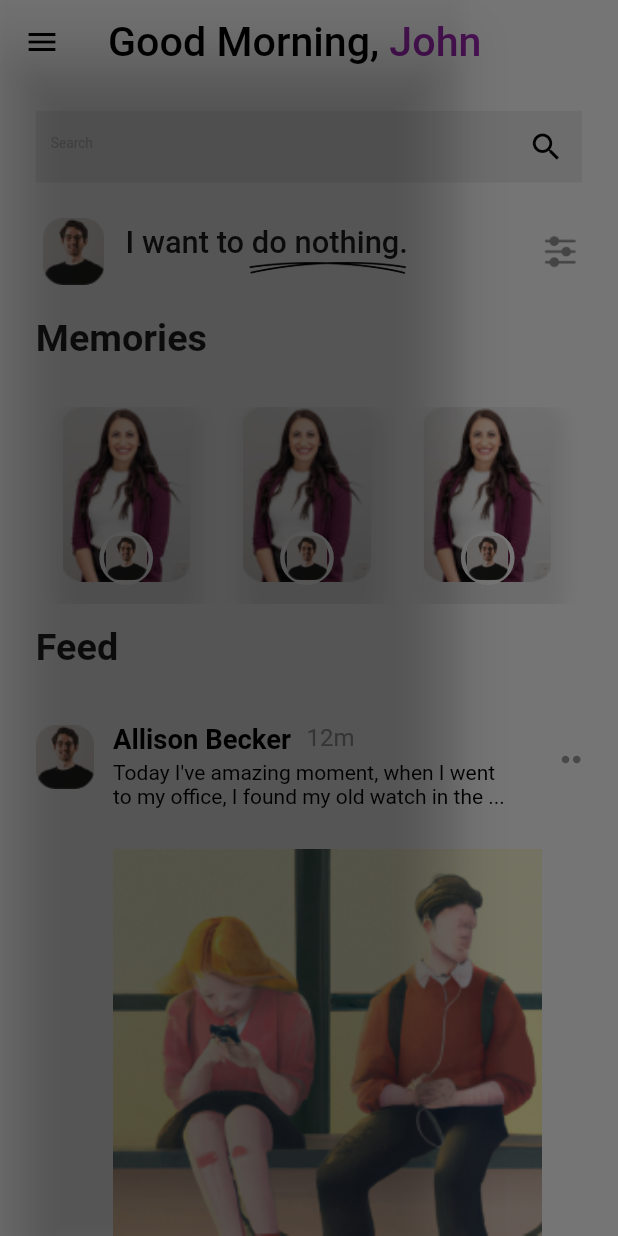
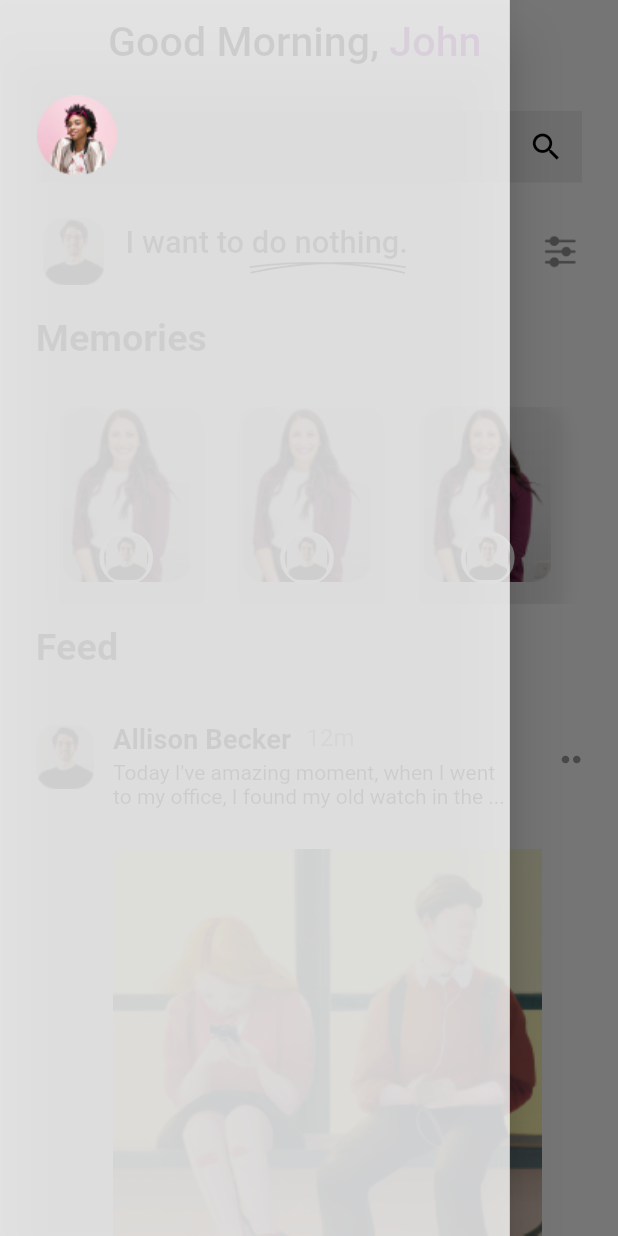
Before and after one commit to TalhaShakel/Chat-Gpt, a Flutter app: the HomeScreen screen opened directly, with the side drawer open, on a phone screen of 412 x 824 dp. Run offline on Flutter 3.47's test engine with Material 2 defaults, Android fonts, the light colour scheme and no system bars; our stand-ins replace cloud_firestore, firebase_auth, firebase_core, firebase_storage, flutter_easyloading, flutter_screenutil and 3 more; accounts and stored records are empty.

Commit message:
home commit update

```diff
--- a/lib/Screens/HomeScreens/HomeScreen.dart
+++ b/lib/Screens/HomeScreens/HomeScreen.dart
@@ -5,33 +5,58 @@ import 'package:spoot_light/Constants/ColorConstants.dart';
 import 'package:velocity_x/velocity_x.dart';
 
 class HomeScreen extends StatelessWidget {
-  const HomeScreen({super.key});
+  HomeScreen({super.key});
+
+  Drawer MainDrawer(BuildContext _) {
+    return Drawer(
+      width: 297.w,
+      backgroundColor: Colors.white.withOpacity(0.8),
+      child: Padding(
+        padding: EdgeInsets.only(left: 21),
+        child: Column(
+          children: [
+            49.h.heightBox,
+            Row(
+              children: [
+                Container(
+                  height: 53.h,
+                  width: 53.w,
+                  decoration: BoxDecoration(shape: BoxShape.circle),
+                  child: Image.asset("assets/dp.png"),
+                ),
+              ],
+            )
+            // DrawerHeader(
+            //   child: Container(
+            //       height: 142,
+            //       width: MediaQuery.of(context).size.width,
+            //       child: Image.asset(
+            //         "assets/post.png",
+            //       )),
+            //   decoration: BoxDecoration(
+            //     color: Colors.transparent,
+            //   ),
+            // ),
+          ],
+        ),
+      ),
+    );
+  }
 
   @override
   Widget build(BuildContext context) {
     return Scaffold(
       backgroundColor: Colors.white,
-      // drawer: Drawer(),
-      drawer: Theme(
-        data: Theme.of(context).copyWith(canvasColor: Colors.transparent),
-        child: Drawer(),
-      ),
+      drawer: MainDrawer(context),
       appBar: AppBar(
+        // automaticallyImplyLeading: false,
         elevation: 0,
         backgroundColor: Colors.white,
-        leading: GestureDetector(
-          onTap: (() {
-            Get.to(() => Drawer(
-                  child: Container(
-                      // color: Colors.black,
-                      ),
-                ));
-          }),
-          child: Icon(
-            Icons.menu,
-            color: Colors.black,
-          ),
-        ),
+        // leading: GestureDetector(
+        //     onTap: (() {
+        //       Get.to(() => MainDrawer(context));
+        //     }),
+        //     child: Image.asset("assets/m.png")),
         title: Row(children: [
           Text(
             "Good Morning, ",
--- a/lib/main.dart
+++ b/lib/main.dart
@@ -32,7 +32,7 @@ class MyApp extends StatelessWidget {
         builder: (context, child) {
           return GetMaterialApp(
             builder: EasyLoading.init(),
-            home: SplashScrren(),
+            home: HomeScreen(),
             debugShowCheckedModeBanner: false,
           );
         });
```
Also changed, not shown: assets/dp.png (added), assets/h.png (deleted), assets/l.png (deleted), assets/msg.png (deleted), assets/s.png (deleted).
